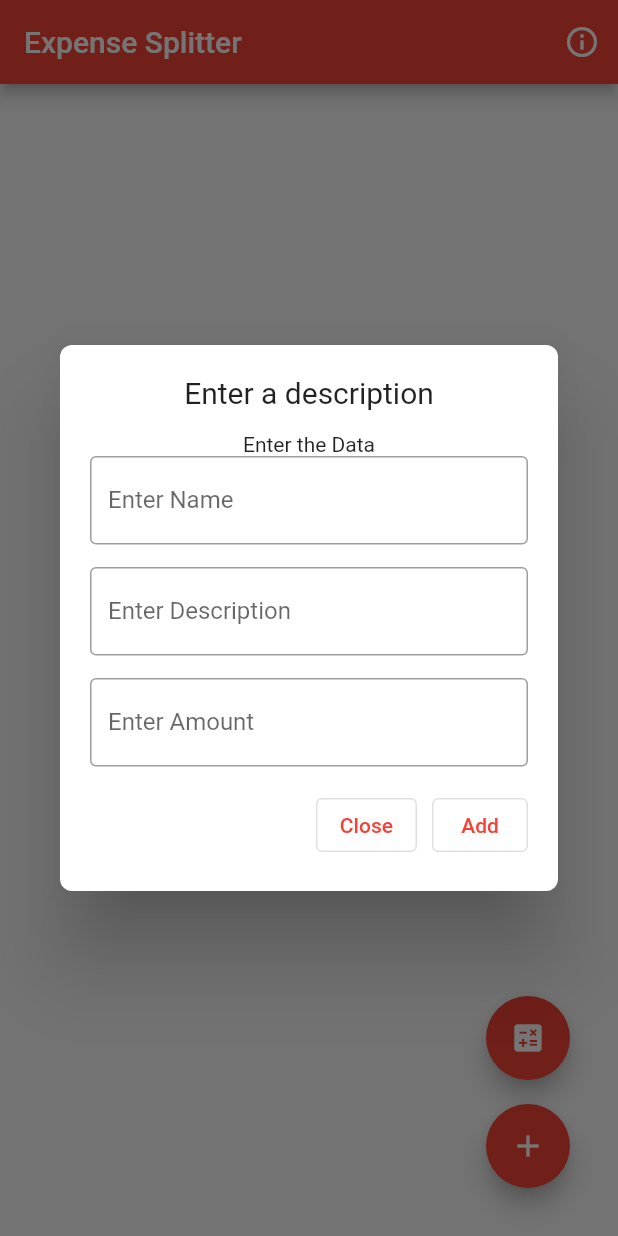
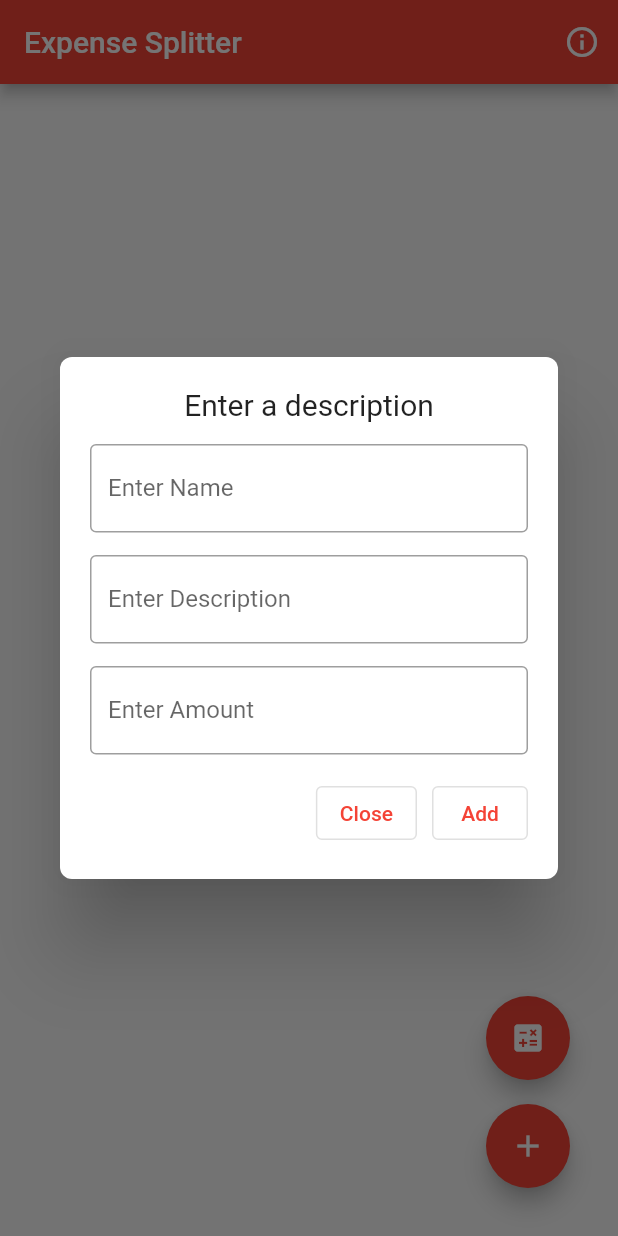
Before and after one commit to ninadnaik10/Expense-Splitter, a Flutter app: the screen it shows after launch, after a tap on the "add" icon, on a phone screen of 412 x 824 dp. Run offline on Flutter 3.47's test engine with Material 2 defaults, Android fonts, the phone set to English and light mode, and no system bars; our stand-ins replace fluttertoast, simple_icons; missing offline and left inert: autocomplete_textfield.

Commit message:
Remove a heading

```diff
--- a/lib/main.dart
+++ b/lib/main.dart
@@ -216,7 +216,6 @@ class _MyHomePage extends State<MyHomePage> {
                             style: TextStyle(fontSize: 20),
                           ),
                           const SizedBox(height: 15),
-                          const Text("Enter the Data"),
                           TextField(
                               controller: nameController,
                               textCapitalization: TextCapitalization.words,
--- a/pubspec.yaml
+++ b/pubspec.yaml
@@ -16,7 +16,7 @@ publish_to: 'none' # Remove this line if you wish to publish to pub.dev
 # https://developer.apple.com/library/archive/documentation/General/Reference/InfoPlistKeyReference/Articles/CoreFoundationKeys.html
 # In Windows, build-name is used as the major, minor, and patch parts
 # of the product and file versions while build-number is used as the build suffix.
-version: 1.0.0+1
+version: 1.0.1+1
 
 environment:
   sdk: '>=2.19.4 <4.0.0'
```
